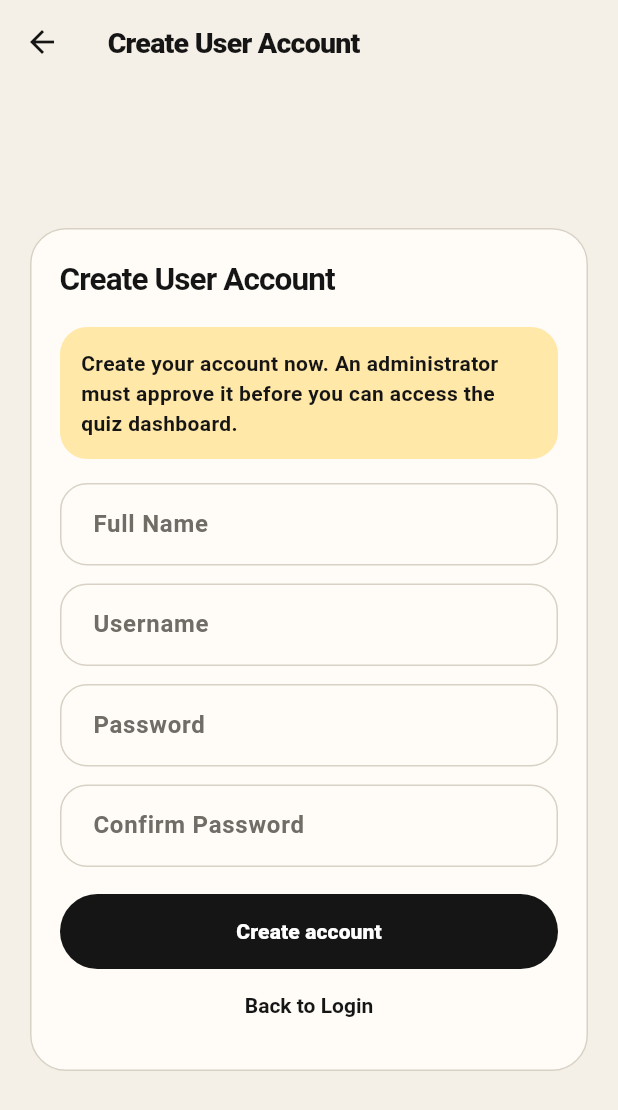
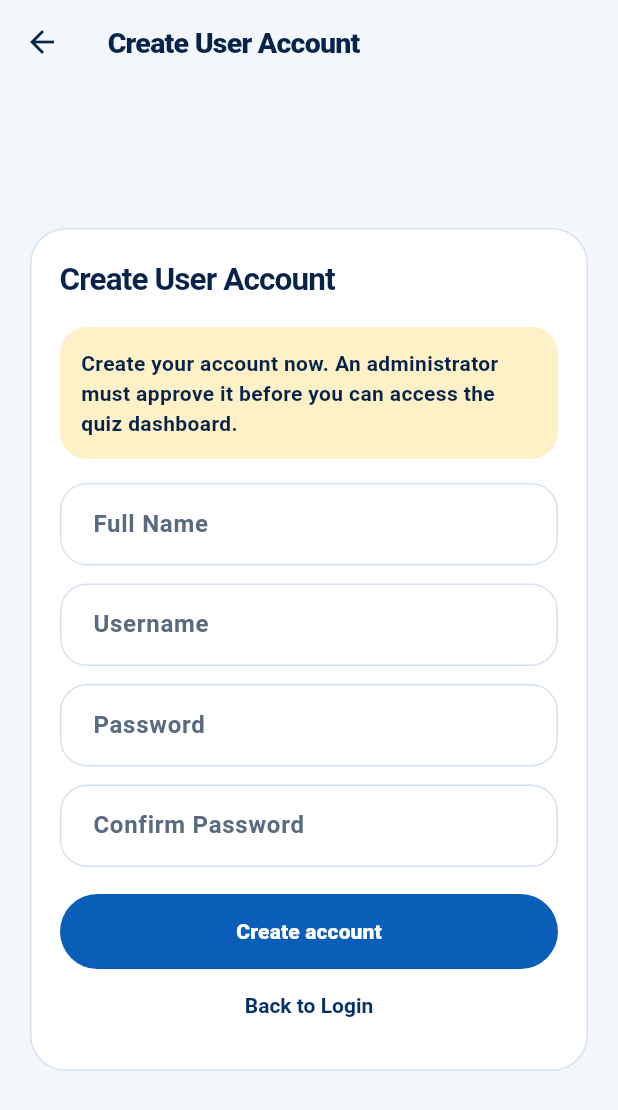
Before and after one commit to lalacharlesmichael-ui/Cscexamprep, a Flutter app: the screen it shows after launch, after a tap on "Create an account", on a phone screen of 412 x 824 dp. Shown: the top 1110 px of the screen. Run offline on Flutter 3.47's test engine with Material 3 defaults, Android fonts, the phone set to English and light mode, and no system bars; our stand-ins replace supabase_flutter; accounts and stored records are empty; Roboto replaces fonts that are missing (Arial).

Commit message:
Update SibilPrep branding

```diff
--- a/lib/main.dart
+++ b/lib/main.dart
@@ -10,6 +10,9 @@ const supabaseUrl = 'https://txxdmukggvahnfrcktfk.supabase.co';
 const supabaseAnonKey =
     'eyJhbGciOiJIUzI1NiIsInR5cCI6IkpXVCJ9.eyJpc3MiOiJzdXBhYmFzZSIsInJlZiI6InR4eGRtdWtnZ3ZhaG5mcmNrdGZrIiwicm9sZSI6ImFub24iLCJpYXQiOjE3ODE0OTkzNjQsImV4cCI6MjA5NzA3NTM2NH0.PJj65bbdrZ9KqKwj-ctYIty2aHaMcJ3PETOoRJMvDHI';
 const authEmailDomain = 'users.cscquiz.app';
+const appName = 'SibilPrep';
+const appLogoAsset = 'assets/brand/sibilprep-logo.png';
+const appIconAsset = 'assets/brand/sibilprep-icon.png';
 
 Future<void> main() async {
   WidgetsFlutterBinding.ensureInitialized();
@@ -66,7 +69,7 @@ class CscQuizApp extends StatelessWidget {
   @override
   Widget build(BuildContext context) {
     return MaterialApp(
-      title: 'CSC Quiz Reviewer',
+      title: appName,
       debugShowCheckedModeBanner: false,
       theme: AppTheme.lightTheme,
       home: const GateScreen(),
@@ -1396,7 +1399,7 @@ class WelcomeScreen extends StatelessWidget {
                             borderRadius: BorderRadius.all(Radius.circular(50)),
                           ),
                           child: const Text(
-                            'CIVIL SERVICE REVIEWER',
+                            'CIVIL SERVICE EXAM PREP',
                             style: TextStyle(
                               fontSize: 11,
                               fontWeight: FontWeight.w900,
@@ -1406,12 +1409,12 @@ class WelcomeScreen extends StatelessWidget {
                         ),
                         const SizedBox(height: 18),
                         Text(
-                          'Play to gain\nyour knowledge.',
+                          'Prepare smarter\nwith SibilPrep.',
                           style: Theme.of(context).textTheme.displayLarge,
                         ),
                         const SizedBox(height: 16),
                         const Text(
-                          'Short, focused quizzes that turn Civil Service exam prep into a daily winning habit.',
+                          'Short, focused quizzes that turn Civil Service exam prep into a steady daily habit.',
                           style: TextStyle(
                             color: AppColors.muted,
                             fontSize: 16,
@@ -1480,12 +1483,12 @@ class WelcomeScreen extends StatelessWidget {
                     _FeaturePill(
                       label: 'Professional',
                       icon: Icons.school_rounded,
-                      color: AppColors.coral,
+                      color: AppColors.blue,
                     ),
                     _FeaturePill(
                       label: 'Sub-Professional',
                       icon: Icons.menu_book_rounded,
-                      color: AppColors.sky,
+                      color: AppColors.gold,
                     ),
                     _FeaturePill(
                       label: 'Progress analytics',
@@ -1862,14 +1865,20 @@ class _UserDashboardScreenState extends State<UserDashboardScreen> {
               borderRadius: BorderRadius.circular(22),
               border: Border.all(color: AppColors.borderGray),
             ),
-            child: const Row(
+            child: Row(
               children: [
-                _CircleIcon(
-                  icon: Icons.emoji_events_rounded,
-                  color: AppColors.sunshine,
+                Container(
+                  width: 48,
+                  height: 48,
+                  padding: const EdgeInsets.all(4),
+                  decoration: const BoxDecoration(
+                    color: AppColors.primary4,
+                    shape: BoxShape.circle,
+                  ),
+                  child: Image.asset(appIconAsset, fit: BoxFit.contain),
                 ),
-                SizedBox(width: 14),
-                Expanded(
+                const SizedBox(width: 14),
+                const Expanded(
                   child: Column(
                     crossAxisAlignment: CrossAxisAlignment.start,
                     children: [
@@ -3693,7 +3702,7 @@ class AppScaffold extends StatelessWidget {
         title: Row(
           mainAxisSize: MainAxisSize.min,
           children: [
-            const Icon(Icons.emoji_events_rounded, size: 20),
+            Image.asset(appIconAsset, width: 26, height: 26),
             const SizedBox(width: 8),
             Text(title),
           ],
@@ -3781,21 +3790,34 @@ class _BrandMark extends StatelessWidget {
 
   @override
   Widget build(BuildContext context) {
+    final style = Theme.of(
+      context,
+    ).textTheme.headlineMedium?.copyWith(fontSize: 28, letterSpacing: 0);
     return Row(
       mainAxisSize: MainAxisSize.min,
       children: [
-        Text(
-          'Quiz',
-          style: Theme.of(context).textTheme.headlineMedium?.copyWith(
-            fontSize: 30,
-            letterSpacing: -1.5,
-          ),
+        Image.asset(
+          appIconAsset,
+          height: 44,
+          width: 44,
+          fit: BoxFit.contain,
+          semanticLabel: appName,
         ),
-        const SizedBox(width: 6),
-        const Icon(
-          Icons.emoji_events_rounded,
-          color: AppColors.sunshine,
-          size: 28,
+        const SizedBox(width: 8),
+        RichText(
+          text: TextSpan(
+            style: style,
+            children: const [
+              TextSpan(
+                text: 'Sibil',
+                style: TextStyle(color: AppColors.blueDeep),
+              ),
+              TextSpan(
+                text: 'Prep',
+                style: TextStyle(color: AppColors.gold),
+              ),
+            ],
+          ),
         ),
       ],
     );
@@ -3811,90 +3833,13 @@ class _WelcomeArtwork extends StatelessWidget {
   Widget build(BuildContext context) {
     return SizedBox(
       height: height,
-      child: Stack(
-        alignment: Alignment.center,
-        children: [
-          Positioned(
-            left: 16,
-            right: 16,
-            bottom: 18,
-            height: height * .58,
-            child: Container(
-              decoration: BoxDecoration(
-                color: AppColors.paper,
-                borderRadius: BorderRadius.circular(32),
-                border: Border.all(color: AppColors.ink, width: 2),
-                boxShadow: const [
-                  BoxShadow(
-                    color: AppColors.ink,
-                    offset: Offset(8, 8),
-                    blurRadius: 0,
-                  ),
-                ],
-              ),
-            ),
-          ),
-          Positioned(
-            left: 28,
-            bottom: 30,
-            width: 95,
-            height: 80,
-            child: Container(
-              decoration: const BoxDecoration(
-                color: AppColors.sunshine,
-                borderRadius: BorderRadius.all(Radius.circular(20)),
-              ),
-            ),
-          ),
-          Positioned(
-            right: 28,
-            bottom: 30,
-            width: 110,
-            height: 95,
-            child: Container(
-              decoration: const BoxDecoration(
-                color: AppColors.coral,
-                borderRadius: BorderRadius.all(Radius.circular(24)),
-              ),
-            ),
-          ),
-          Positioned(
-            bottom: 38,
-            child: Icon(
-              Icons.groups_2_rounded,
-              size: height * .43,
-              color: AppColors.ink,
-            ),
-          ),
-          Positioned(
-            top: 8,
-            right: 34,
-            child: Transform.rotate(
-              angle: .15,
-              child: const Icon(
-                Icons.emoji_events_rounded,
-                size: 76,
-                color: AppColors.sunshine,
-              ),
-            ),
-          ),
-          const Positioned(
-            top: 70,
-            left: 34,
-            child: _CircleIcon(
-              icon: Icons.lightbulb_rounded,
-              color: AppColors.sky,
-            ),
-          ),
-          const Positioned(
-            top: 112,
-            right: 8,
-            child: _CircleIcon(
-              icon: Icons.auto_awesome_rounded,
-              color: AppColors.mint,
-            ),
-          ),
-        ],
+      child: Center(
+        child: Image.asset(
+          appIconAsset,
+          height: height * .88,
+          fit: BoxFit.contain,
+          semanticLabel: '$appName logo',
+        ),
       ),
     );
   }
--- a/lib/theme.dart
+++ b/lib/theme.dart
@@ -1,44 +1,49 @@
 import 'package:flutter/material.dart';
 
 class AppColors {
-  static const Color ink = Color(0xFF151515);
-  static const Color cream = Color(0xFFF5F0E7);
-  static const Color paper = Color(0xFFFFFCF7);
-  static const Color coral = Color(0xFFF04D3A);
-  static const Color sunshine = Color(0xFFF7C948);
-  static const Color mint = Color(0xFF92C9A9);
-  static const Color sky = Color(0xFF82C5D8);
-  static const Color muted = Color(0xFF706D67);
+  static const Color ink = Color(0xFF08234A);
+  static const Color cream = Color(0xFFF3F7FC);
+  static const Color paper = Color(0xFFFFFFFF);
+  static const Color coral = Color(0xFFE0A11A);
+  static const Color sunshine = Color(0xFFE9AF22);
+  static const Color mint = Color(0xFF4FA8C7);
+  static const Color sky = Color(0xFF0B5EB8);
+  static const Color muted = Color(0xFF5A6A80);
+  static const Color navy = Color(0xFF073B7A);
+  static const Color blue = Color(0xFF0B5EB8);
+  static const Color blueDeep = Color(0xFF06306A);
+  static const Color gold = Color(0xFFE0A11A);
+  static const Color goldSoft = Color(0xFFFFF1C7);
 
   // Existing names are kept so older screens inherit the refreshed palette.
-  static const Color primary1 = ink;
-  static const Color primary2 = coral;
-  static const Color primary3 = sky;
-  static const Color primary4 = Color(0xFFFFE8A8);
+  static const Color primary1 = navy;
+  static const Color primary2 = blue;
+  static const Color primary3 = mint;
+  static const Color primary4 = goldSoft;
   static const Color errorRed = Color(0xFFC93E32);
-  static const Color successGreen = Color(0xFF4F9368);
+  static const Color successGreen = Color(0xFF1F8A5B);
   static const Color white = Color(0xFFFFFFFF);
   static const Color black = ink;
   static const Color darkGray = muted;
   static const Color lightGray = cream;
-  static const Color borderGray = Color(0xFFD8D1C5);
+  static const Color borderGray = Color(0xFFD6E2F0);
 }
 
 class AppTheme {
   static ThemeData get lightTheme {
     const scheme = ColorScheme(
       brightness: Brightness.light,
-      primary: AppColors.ink,
+      primary: AppColors.blue,
       onPrimary: AppColors.white,
-      primaryContainer: AppColors.coral,
+      primaryContainer: AppColors.navy,
       onPrimaryContainer: AppColors.white,
-      secondary: AppColors.coral,
-      onSecondary: AppColors.white,
+      secondary: AppColors.gold,
+      onSecondary: AppColors.ink,
       secondaryContainer: AppColors.primary4,
       onSecondaryContainer: AppColors.ink,
       tertiary: AppColors.mint,
-      onTertiary: AppColors.ink,
-      tertiaryContainer: Color(0xFFDDEFE3),
+      onTertiary: AppColors.white,
+      tertiaryContainer: Color(0xFFDCEEFF),
       onTertiaryContainer: AppColors.ink,
       error: AppColors.errorRed,
       onError: AppColors.white,
@@ -56,7 +61,7 @@ class AppTheme {
       colorScheme: scheme,
       scaffoldBackgroundColor: AppColors.cream,
       fontFamily: 'Arial',
-      splashColor: AppColors.sunshine.withAlpha(60),
+      splashColor: AppColors.gold.withAlpha(55),
       appBarTheme: const AppBarTheme(
         backgroundColor: AppColors.cream,
         foregroundColor: AppColors.ink,
@@ -111,7 +116,7 @@ class AppTheme {
       ),
       filledButtonTheme: FilledButtonThemeData(
         style: FilledButton.styleFrom(
-          backgroundColor: AppColors.ink,
+          backgroundColor: AppColors.blue,
           foregroundColor: AppColors.white,
           minimumSize: const Size(0, 50),
           padding: const EdgeInsets.symmetric(horizontal: 24, vertical: 14),
@@ -125,9 +130,9 @@ class AppTheme {
       ),
       outlinedButtonTheme: OutlinedButtonThemeData(
         style: OutlinedButton.styleFrom(
-          foregroundColor: AppColors.ink,
+          foregroundColor: AppColors.blueDeep,
           minimumSize: const Size(0, 50),
-          side: const BorderSide(color: AppColors.ink, width: 1.5),
+          side: const BorderSide(color: AppColors.blue, width: 1.5),
           padding: const EdgeInsets.symmetric(horizontal: 24, vertical: 14),
           shape: const StadiumBorder(),
           textStyle: const TextStyle(fontSize: 14, fontWeight: FontWeight.w800),
@@ -135,7 +140,7 @@ class AppTheme {
       ),
       textButtonTheme: TextButtonThemeData(
         style: TextButton.styleFrom(
-          foregroundColor: AppColors.ink,
+          foregroundColor: AppColors.blueDeep,
           textStyle: const TextStyle(fontSize: 14, fontWeight: FontWeight.w700),
         ),
       ),
--- a/pubspec.yaml
+++ b/pubspec.yaml
@@ -59,9 +59,9 @@ flutter:
   uses-material-design: true
 
   # To add assets to your application, add an assets section, like this:
-  # assets:
-  #   - images/a_dot_burr.jpeg
-  #   - images/a_dot_ham.jpeg
+  assets:
+    - assets/brand/sibilprep-logo.png
+    - assets/brand/sibilprep-icon.png
 
   # An image asset can refer to one or more resolution-specific "variants", see
   # https://flutter.dev/to/resolution-aware-images
```
Also changed, not shown: assets/brand/sibilprep-icon.png (added), assets/brand/sibilprep-logo.png (added), 8 other files.
